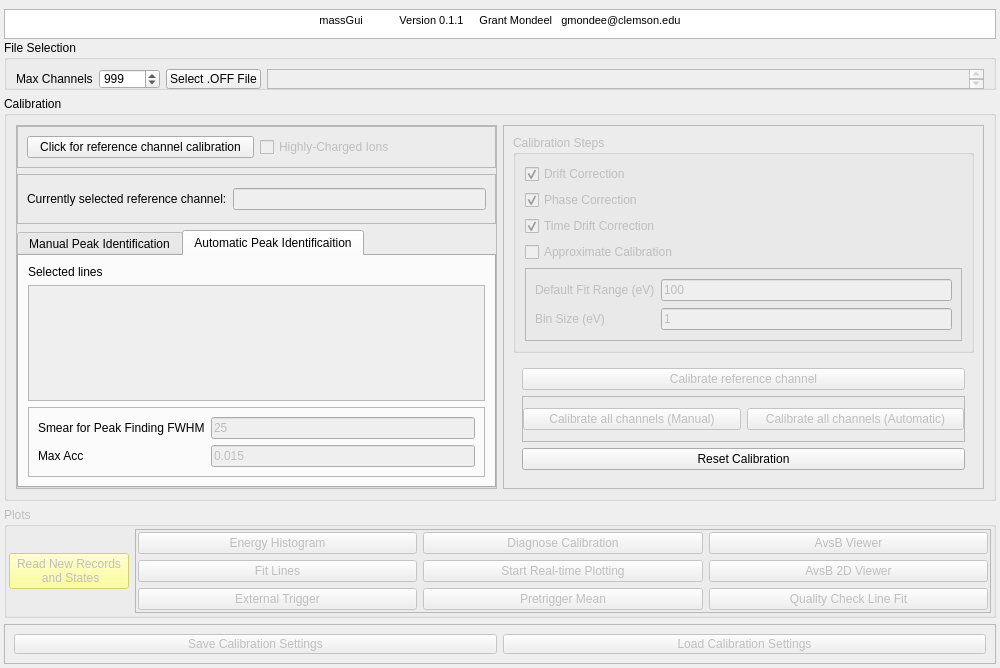
First picture: the form in massGui/ui/massGuiW.ui, repository gmondee/massGui, before the edit.
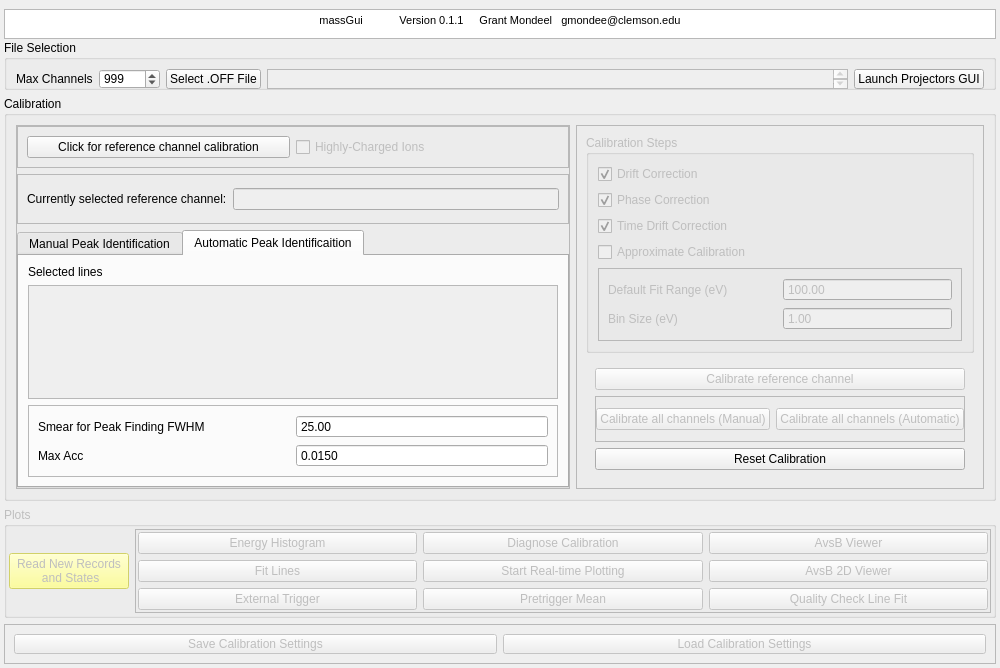
Second picture: the form after the edit. The open tabs and pages were chosen to show the change.

Diff of the .ui file:
```diff
--- a/massGui/ui/massGuiW.ui
+++ b/massGui/ui/massGuiW.ui
@@ -137,6 +137,19 @@
         </property>
        </widget>
       </item>
+      <item>
+       <widget class="QPushButton" name="pushButton">
+        <property name="minimumSize">
+         <size>
+          <width>0</width>
+          <height>20</height>
+         </size>
+        </property>
+        <property name="text">
+         <string>Launch Projectors GUI</string>
+        </property>
+       </widget>
+      </item>
      </layout>
     </widget>
    </item>
@@ -310,6 +323,13 @@
                 <enum>QFrame::Raised</enum>
                </property>
                <layout class="QGridLayout" name="gridLayout_4">
+                <item row="1" column="0">
+                 <widget class="QLabel" name="label_10">
+                  <property name="text">
+                   <string>Max Acc</string>
+                  </property>
+                 </widget>
+                </item>
                 <item row="0" column="0">
                  <widget class="QLabel" name="label_5">
                   <property name="text">
@@ -318,29 +338,34 @@
                  </widget>
                 </item>
                 <item row="0" column="1">
-                 <widget class="QLineEdit" name="autoFWHMBox">
-                  <property name="enabled">
-                   <bool>false</bool>
+                 <widget class="QDoubleSpinBox" name="autoFWHMBox">
+                  <property name="buttonSymbols">
+                   <enum>QAbstractSpinBox::NoButtons</enum>
                   </property>
-                  <property name="text">
-                   <string>25</string>
+                  <property name="decimals">
+                   <number>2</number>
                   </property>
-                 </widget>
-                </item>
-                <item row="1" column="0">
-                 <widget class="QLabel" name="label_10">
-                  <property name="text">
-                   <string>Max Acc</string>
+                  <property name="maximum">
+                   <double>10000000.000000000000000</double>
+                  </property>
+                  <property name="value">
+                   <double>25.000000000000000</double>
                   </property>
                  </widget>
                 </item>
                 <item row="1" column="1">
-                 <widget class="QLineEdit" name="autoMaxAccBox">
-                  <property name="enabled">
-                   <bool>false</bool>
+                 <widget class="QDoubleSpinBox" name="autoMaxAccBox">
+                  <property name="buttonSymbols">
+                   <enum>QAbstractSpinBox::NoButtons</enum>
                   </property>
-                  <property name="text">
-                   <string>0.015</string>
+                  <property name="decimals">
+                   <number>4</number>
+                  </property>
+                  <property name="maximum">
+                   <double>10000000.000000000000000</double>
+                  </property>
+                  <property name="value">
+                   <double>0.015000000000000</double>
                   </property>
                  </widget>
                 </item>
@@ -438,35 +463,35 @@
                  </property>
                 </widget>
                </item>
-               <item row="1" column="1">
-                <widget class="QLineEdit" name="binSizeBox">
-                 <property name="minimumSize">
-                  <size>
-                   <width>0</width>
-                   <height>16</height>
-                  </size>
-                 </property>
-                 <property name="inputMethodHints">
-                  <set>Qt::ImhPreferNumbers</set>
-                 </property>
-                 <property name="text">
-                  <string>1</string>
-                 </property>
-                </widget>
-               </item>
                <item row="0" column="1">
-                <widget class="QLineEdit" name="dlo_dhiBox">
-                 <property name="minimumSize">
-                  <size>
-                   <width>0</width>
-                   <height>16</height>
-                  </size>
+                <widget class="QDoubleSpinBox" name="dlo_dhiBox">
+                 <property name="buttonSymbols">
+                  <enum>QAbstractSpinBox::NoButtons</enum>
                  </property>
-                 <property name="inputMethodHints">
-                  <set>Qt::ImhPreferNumbers</set>
+                 <property name="decimals">
+                  <number>2</number>
                  </property>
-                 <property name="text">
-                  <string>100</string>
+                 <property name="maximum">
+                  <double>10000000.000000000000000</double>
+                 </property>
+                 <property name="value">
+                  <double>100.000000000000000</double>
+                 </property>
+                </widget>
+               </item>
+               <item row="1" column="1">
+                <widget class="QDoubleSpinBox" name="binSizeBox">
+                 <property name="buttonSymbols">
+                  <enum>QAbstractSpinBox::NoButtons</enum>
+                 </property>
+                 <property name="decimals">
+                  <number>2</number>
+                 </property>
+                 <property name="maximum">
+                  <double>10000000.000000000000000</double>
+                 </property>
+                 <property name="value">
+                  <double>1.000000000000000</double>
                  </property>
                 </widget>
                </item>
```
